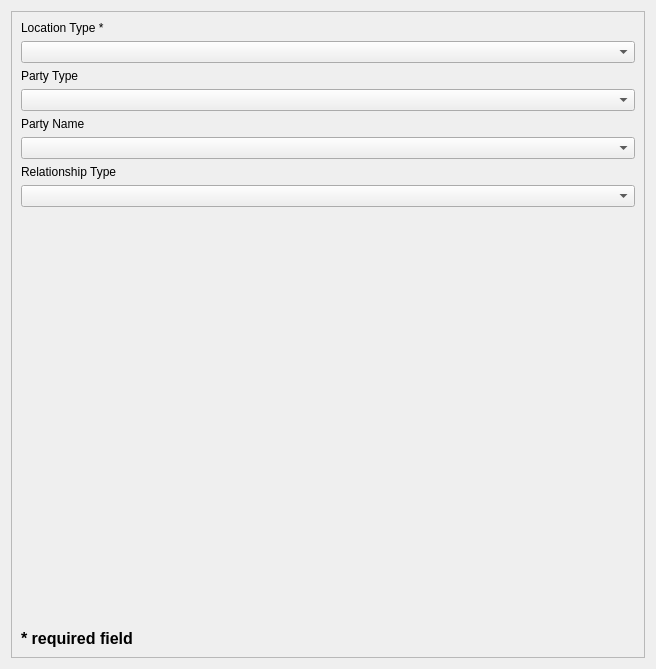
Qt form cadasta/gui/ui/wizard/step_project_creation02.ui (Cadasta/cadasta-qgis-plugin) before a commit.
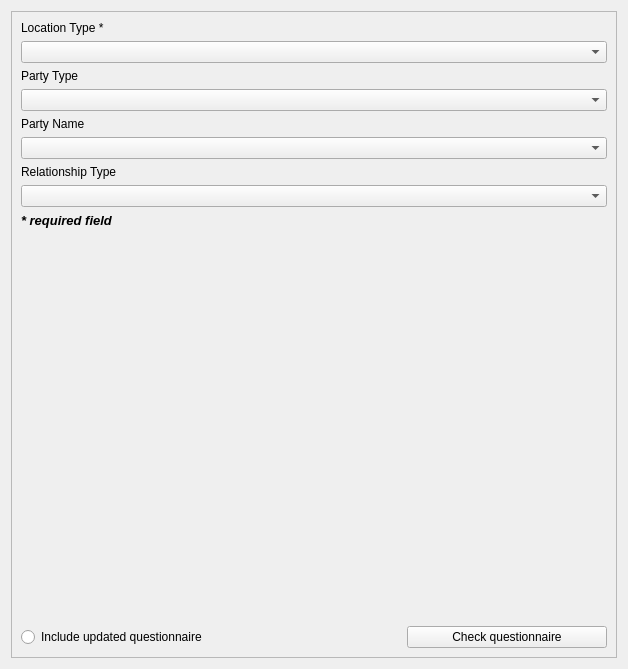
The same form after that commit.

What changed in the file:
```diff
--- a/cadasta/gui/ui/wizard/step_project_creation02.ui
+++ b/cadasta/gui/ui/wizard/step_project_creation02.ui
@@ -6,7 +6,7 @@
    <rect>
     <x>0</x>
     <y>0</y>
-    <width>656</width>
+    <width>628</width>
     <height>669</height>
    </rect>
   </property>
@@ -30,8 +30,8 @@
        <rect>
         <x>0</x>
         <y>0</y>
-        <width>630</width>
-        <height>643</height>
+        <width>608</width>
+        <height>649</height>
        </rect>
       </property>
       <layout class="QVBoxLayout" name="verticalLayout">
@@ -75,6 +75,21 @@
        <item>
         <widget class="QComboBox" name="relationship_type_box"/>
        </item>
+       <item>
+        <widget class="QLabel" name="required_label">
+         <property name="font">
+          <font>
+           <pointsize>10</pointsize>
+           <weight>75</weight>
+           <italic>true</italic>
+           <bold>true</bold>
+          </font>
+         </property>
+         <property name="text">
+          <string>* required field</string>
+         </property>
+        </widget>
+       </item>
        <item>
         <spacer name="verticalSpacer">
          <property name="orientation">
@@ -89,18 +104,28 @@
         </spacer>
        </item>
        <item>
-        <widget class="QLabel" name="required_label">
-         <property name="font">
-          <font>
-           <pointsize>12</pointsize>
-           <weight>75</weight>
-           <bold>true</bold>
-          </font>
-         </property>
-         <property name="text">
-          <string>* required field</string>
-         </property>
-        </widget>
+        <layout class="QHBoxLayout" name="horizontalLayout">
+         <item>
+          <widget class="QRadioButton" name="questionnaire_radio_button">
+           <property name="text">
+            <string>Include updated questionnaire</string>
+           </property>
+          </widget>
+         </item>
+         <item>
+          <widget class="QPushButton" name="questionnaire_button">
+           <property name="maximumSize">
+            <size>
+             <width>200</width>
+             <height>16777215</height>
+            </size>
+           </property>
+           <property name="text">
+            <string>Check questionnaire</string>
+           </property>
+          </widget>
+         </item>
+        </layout>
        </item>
       </layout>
      </widget>
```
